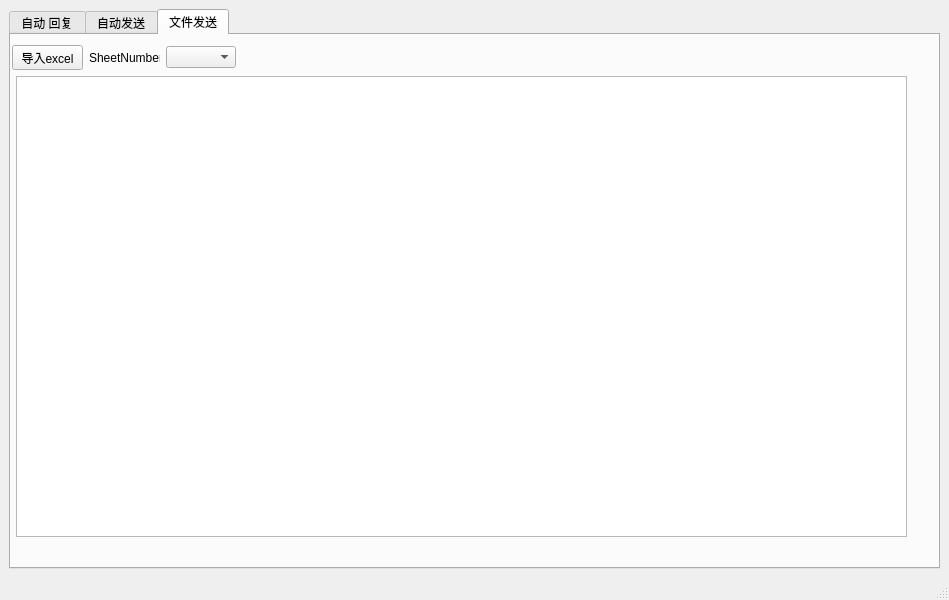
The window that SerialHelper/autoreplywindows.ui (JonahKing/SerialHelper-QT) describes before a commit, drawn with Qt 5.
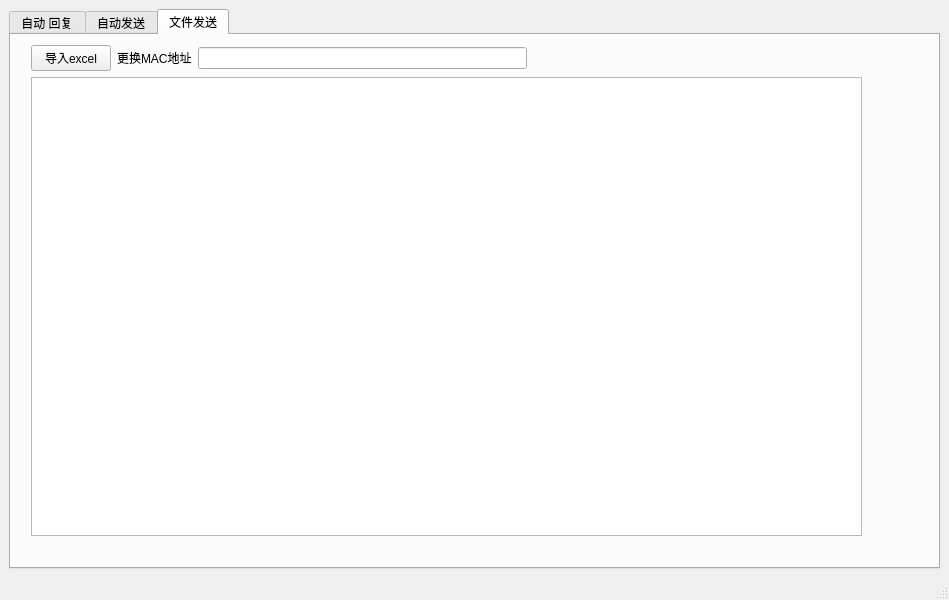
The same window after the commit.

```diff
--- a/SerialHelper/autoreplywindows.ui
+++ b/SerialHelper/autoreplywindows.ui
@@ -486,42 +486,48 @@
        <attribute name="title">
         <string>文件发送</string>
        </attribute>
-       <widget class="QTableView" name="tableView">
+       <widget class="QWidget" name="layoutWidget">
         <property name="geometry">
          <rect>
-          <x>5</x>
-          <y>41</y>
-          <width>891</width>
-          <height>461</height>
-         </rect>
-        </property>
-       </widget>
-       <widget class="QWidget" name="">
-        <property name="geometry">
-         <rect>
-          <x>1</x>
+          <x>20</x>
           <y>10</y>
-          <width>224</width>
-          <height>25</height>
+          <width>831</width>
+          <height>491</height>
          </rect>
         </property>
-        <layout class="QHBoxLayout" name="horizontalLayout">
-         <item>
+        <layout class="QGridLayout" name="gridLayout_3">
+         <item row="0" column="2">
+          <widget class="QLineEdit" name="lineEdit"/>
+         </item>
+         <item row="0" column="1">
+          <widget class="QLabel" name="label">
+           <property name="text">
+            <string>更换MAC地址</string>
+           </property>
+          </widget>
+         </item>
+         <item row="0" column="0">
           <widget class="QPushButton" name="InsertExcel">
            <property name="text">
             <string>导入excel</string>
            </property>
           </widget>
          </item>
-         <item>
-          <widget class="QLabel" name="label">
-           <property name="text">
-            <string>SheetNumber</string>
+         <item row="0" column="3">
+          <spacer name="horizontalSpacer">
+           <property name="orientation">
+            <enum>Qt::Horizontal</enum>
            </property>
-          </widget>
+           <property name="sizeHint" stdset="0">
+            <size>
+             <width>40</width>
+             <height>20</height>
+            </size>
+           </property>
+          </spacer>
          </item>
-         <item>
-          <widget class="QComboBox" name="comboBox"/>
+         <item row="1" column="0" colspan="4">
+          <widget class="QTableWidget" name="ExceltableWidget"/>
          </item>
         </layout>
        </widget>
```
